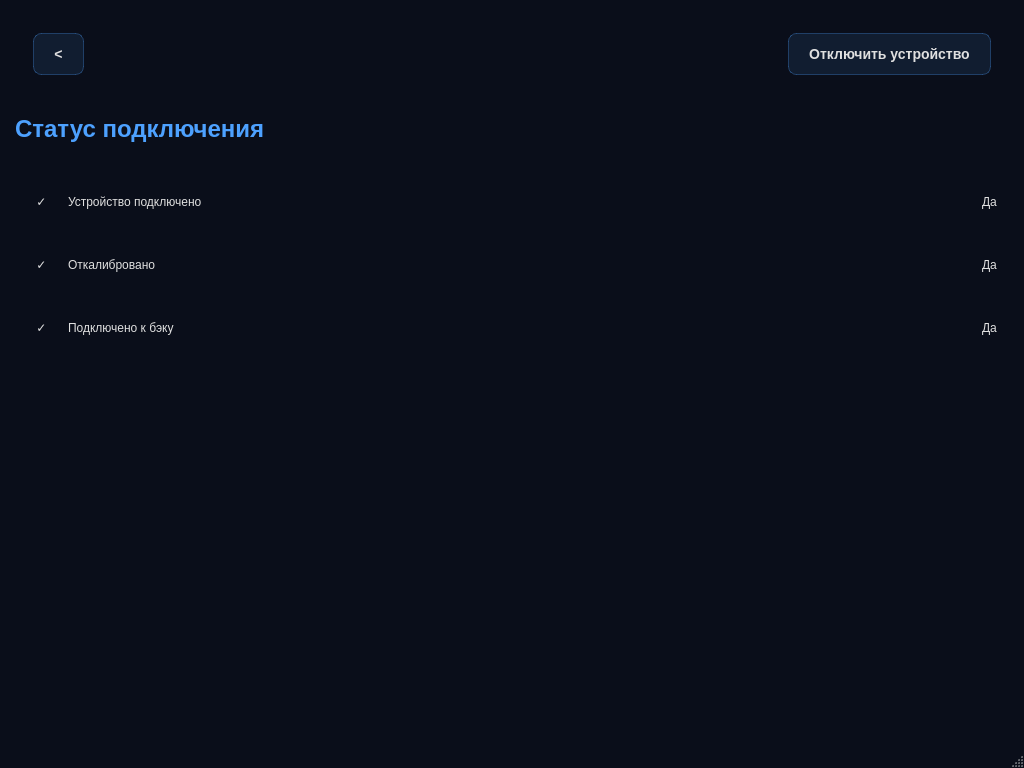
The window that BrainBit/neurosamples-main/Bit/ui/StatusScreenRuUI.ui (simai1/sfedu-hackathon-2025) describes before a commit, drawn with Qt 5.
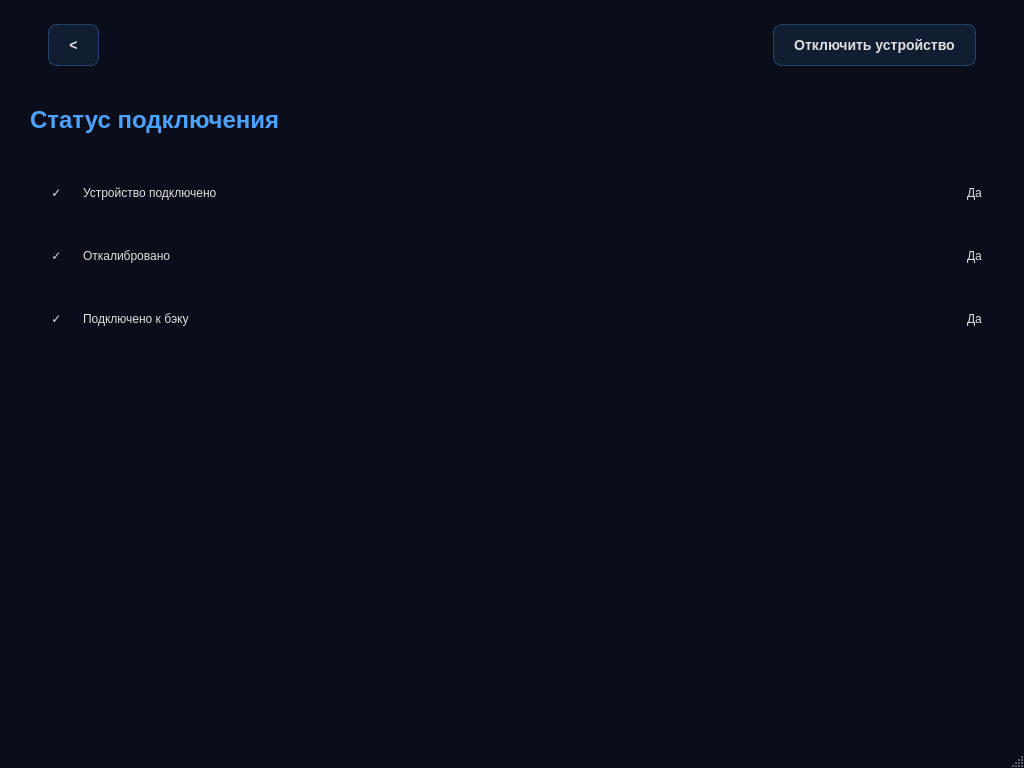
The same window after the commit.

Patch:
```diff
--- a/BrainBit/neurosamples-main/Bit/ui/StatusScreenRuUI.ui
+++ b/BrainBit/neurosamples-main/Bit/ui/StatusScreenRuUI.ui
@@ -144,6 +144,18 @@
     <property name="spacing">
      <number>16</number>
     </property>
+    <property name="leftMargin">
+     <number>24</number>
+    </property>
+    <property name="rightMargin">
+     <number>24</number>
+    </property>
+    <property name="topMargin">
+     <number>0</number>
+    </property>
+    <property name="bottomMargin">
+     <number>24</number>
+    </property>
     <item>
      <layout class="QHBoxLayout" name="topLayout">
       <property name="spacing">
```
Left out of the diff: 2 changed lines with no effect on the pictures.
